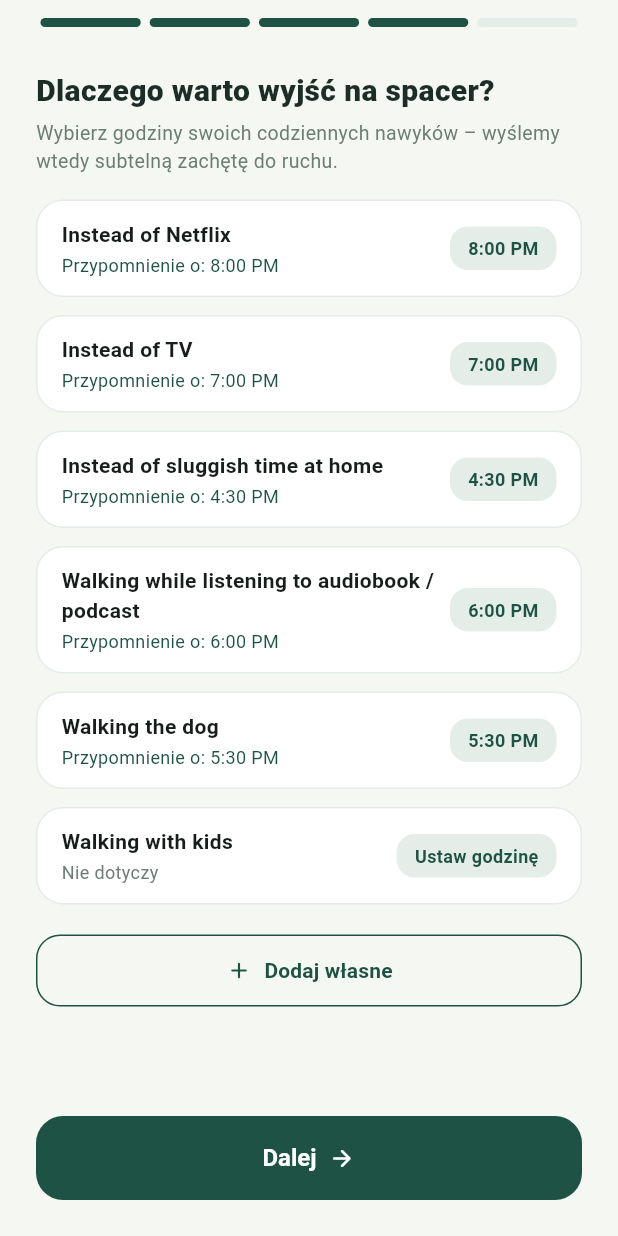
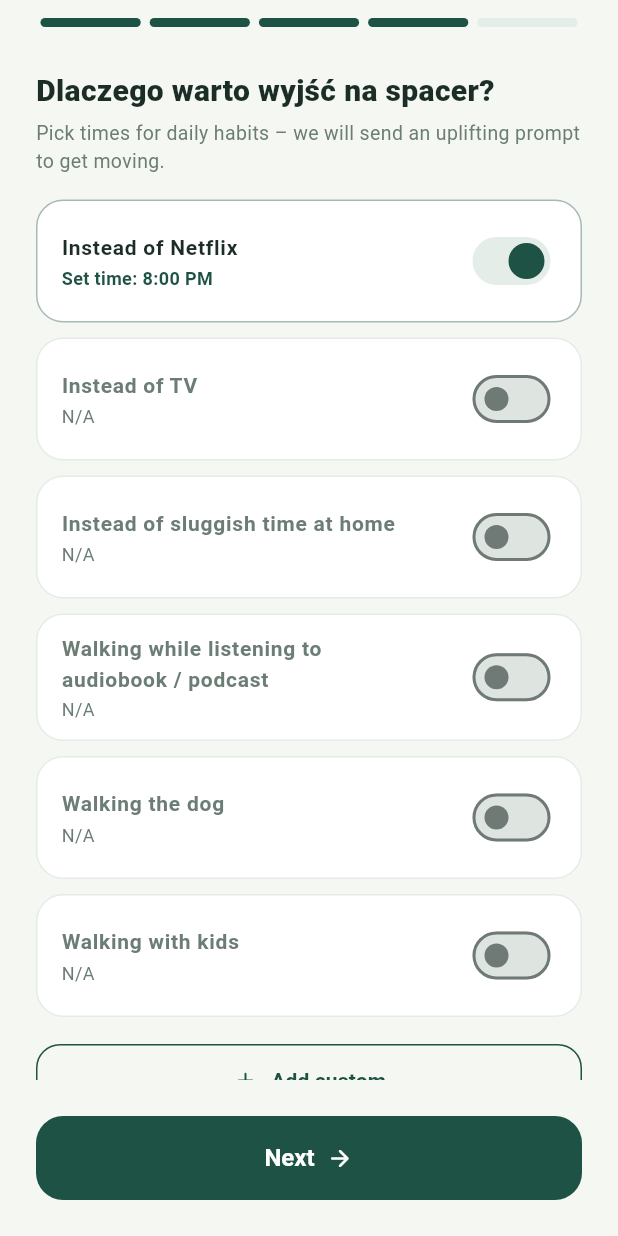
Before and after one commit to idawidmarys/capigo, a Flutter app: the screen it shows after launch, swiped to page 4, on a phone screen of 412 x 824 dp. Run offline on Flutter 3.47's test engine with Material 3 defaults, Android fonts, the phone set to English and light mode, and no system bars; our stand-ins replace device_preview, fl_chart, flutter_local_notifications, flutter_map, geolocator, image_picker and 5 more.

Commit message:
feat: onboarding habits step - toggle switch, only Netflix enabled by default

```diff
--- a/lib/screens/onboarding_screen.dart
+++ b/lib/screens/onboarding_screen.dart
@@ -31,7 +31,7 @@ class _OnboardingScreenState extends State<OnboardingScreen> {
   @override
   void initState() {
     super.initState();
-    _habits = HabitItem.defaultHabitsForMode(_selectedMode);
+    _habits = _defaultHabitsForOnboarding(_selectedMode);
   }
 
   @override
@@ -53,8 +53,25 @@ class _OnboardingScreenState extends State<OnboardingScreen> {
       _selectedMode = type;
       _weeklyGoalKm = type.defaultGoalKm;
       _maxGoalKm = type == ActivityType.bike ? 120.0 : 50.0;
-      _habits = HabitItem.defaultHabitsForMode(type);
+      _habits = _defaultHabitsForOnboarding(type);
     });
+  }
+
+  /// Returns habits with ONLY the first one (Netflix) enabled at its default time.
+  /// All other habits start disabled (no triggerTime) so user must opt in manually.
+  List<HabitItem> _defaultHabitsForOnboarding(ActivityType type) {
+    final all = HabitItem.defaultHabitsForMode(type);
+    return all.asMap().entries.map((e) {
+      final i = e.key;
+      final habit = e.value;
+      if (i == 0) {
+        // First habit: enabled with its default time (Netflix at 20:00)
+        return habit.copyWith(isEnabled: true);
+      } else {
+        // Rest: disabled, no time — user must opt in
+        return habit.copyWith(clearTime: true, isEnabled: false);
+      }
+    }).toList();
   }
 
   Future<void> _pickTimeForHabit(int index) async {
@@ -65,6 +82,11 @@ class _OnboardingScreenState extends State<OnboardingScreen> {
         _habits[index] = _habits[index].copyWith(triggerTime: picked, isEnabled: true);
       });
     }
+  }
+
+  /// Like [_pickTimeForHabit] but returns the picked time (used by Switch toggle).
+  Future<TimeOfDay?> _pickTimeForHabitReturn(int index, TimeOfDay initial) async {
+    return TimeInputDialog.show(context, initialTime: initial);
   }
 
   void _addCustomHabit() {
@@ -560,9 +582,9 @@ class _OnboardingScreenState extends State<OnboardingScreen> {
                 style: const TextStyle(fontSize: 20, fontWeight: FontWeight.w900, color: AppColors.textDark),
               ),
               const SizedBox(height: 4),
-              const Text(
-                'Wybierz godziny swoich codziennych nawyków – wyślemy wtedy subtelną zachętę do ruchu.',
-                style: TextStyle(fontSize: 13, color: AppColors.textSecondary),
+              Text(
+                LocalizationService.tr('habits_sub', lang),
+                style: const TextStyle(fontSize: 13, color: AppColors.textSecondary),
               ),
             ],
           ),
@@ -574,7 +596,7 @@ class _OnboardingScreenState extends State<OnboardingScreen> {
             itemCount: _habits.length + 1,
             itemBuilder: (context, index) {
               if (index == _habits.length) {
-                // Button to add custom
+                // "Add custom" button at bottom
                 return Padding(
                   padding: const EdgeInsets.symmetric(vertical: 8),
                   child: OutlinedButton.icon(
@@ -585,65 +607,74 @@ class _OnboardingScreenState extends State<OnboardingScreen> {
                       shape: RoundedRectangleBorder(borderRadius: BorderRadius.circular(16)),
                     ),
                     icon: const Icon(Icons.add_rounded, color: AppColors.forestGreen),
-                    label: const Text(
-                      'Dodaj własne',
-                      style: TextStyle(fontWeight: FontWeight.bold, color: AppColors.forestGreen),
+                    label: Text(
+                      LocalizationService.tr('add_custom_walk', lang),
+                      style: const TextStyle(fontWeight: FontWeight.bold, color: AppColors.forestGreen),
                     ),
                   ),
                 );
               }
 
               final habit = _habits[index];
+              final bool isEnabled = habit.isEnabled && habit.triggerTime != null;
+
               return Container(
-                margin: const EdgeInsets.only(bottom: 12),
-                padding: const EdgeInsets.symmetric(horizontal: 16, vertical: 12),
+                margin: const EdgeInsets.only(bottom: 10),
                 decoration: BoxDecoration(
                   color: Colors.white,
                   borderRadius: BorderRadius.circular(18),
-                  border: Border.all(color: AppColors.border),
-                ),
-                child: Row(
-                  children: [
-                    Expanded(
-                      child: Column(
-                        crossAxisAlignment: CrossAxisAlignment.start,
-                        children: [
-                          Text(
-                            habit.getLocalizedTitle(lang),
-                            style: const TextStyle(fontWeight: FontWeight.bold, fontSize: 14),
-                          ),
-                          const SizedBox(height: 2),
-                          Text(
-                            habit.triggerTime != null
-                                ? 'Przypomnienie o: ${habit.triggerTime!.format(context)}'
-                                : 'Nie dotyczy',
-                            style: TextStyle(
-                              fontSize: 12,
-                              color: habit.triggerTime != null ? AppColors.forestGreen : AppColors.textSecondary,
+                  border: Border.all(
+                    color: isEnabled ? AppColors.forestGreen.withValues(alpha: 0.4) : AppColors.border,
                   ),
                 ),
-                        ],
+                child: ListTile(
+                  contentPadding: const EdgeInsets.symmetric(horizontal: 16, vertical: 4),
+                  title: Text(
+                    habit.getLocalizedTitle(lang),
+                    style: TextStyle(
+                      fontWeight: FontWeight.bold,
+                      fontSize: 14,
+                      color: isEnabled ? AppColors.textDark : AppColors.textSecondary,
                     ),
                   ),
-                    GestureDetector(
+                  subtitle: isEnabled
+                      ? GestureDetector(
                           onTap: () => _pickTimeForHabit(index),
-                      child: Container(
-                        padding: const EdgeInsets.symmetric(horizontal: 12, vertical: 6),
-                        decoration: BoxDecoration(
-                          color: AppColors.softGreenTint,
-                          borderRadius: BorderRadius.circular(12),
-                        ),
                           child: Text(
-                          habit.triggerTime != null ? habit.triggerTime!.format(context) : 'Ustaw godzinę',
+                            '${LocalizationService.tr('set_hour', lang)}: ${habit.triggerTime!.format(context)}',
                             style: const TextStyle(
                               fontSize: 12,
+                              color: AppColors.forestGreen,
                               fontWeight: FontWeight.bold,
-                            color: AppColors.forestGreen,
                             ),
                           ),
+                        )
+                      : Text(
+                          LocalizationService.tr('not_applicable', lang),
+                          style: const TextStyle(fontSize: 12, color: AppColors.textSecondary),
                         ),
+                  trailing: Switch(
+                    value: isEnabled,
+                    activeThumbColor: AppColors.forestGreen,
+                    activeTrackColor: AppColors.softGreenTint,
+                    onChanged: (val) async {
+                      if (val) {
+                        // Turning ON: pick time first
+                        final initial = habit.triggerTime ?? const TimeOfDay(hour: 18, minute: 0);
+                        final picked = await _pickTimeForHabitReturn(index, initial);
+                        if (picked != null) {
+                          setState(() {
+                            _habits[index] = _habits[index].copyWith(triggerTime: picked, isEnabled: true);
+                          });
+                        }
+                      } else {
+                        // Turning OFF: clear time
+                        setState(() {
+                          _habits[index] = _habits[index].copyWith(clearTime: true, isEnabled: false);
+                        });
+                      }
+                    },
                   ),
-                  ],
                 ),
               );
             },
@@ -661,12 +692,13 @@ class _OnboardingScreenState extends State<OnboardingScreen> {
                 backgroundColor: AppColors.forestGreen,
                 shape: RoundedRectangleBorder(borderRadius: BorderRadius.circular(18)),
               ),
-              child: const Row(
+              child: Row(
                 mainAxisAlignment: MainAxisAlignment.center,
                 children: [
-                  Text('Dalej', style: TextStyle(fontSize: 16, fontWeight: FontWeight.bold, color: Colors.white)),
-                  SizedBox(width: 8),
-                  Icon(Icons.arrow_forward_rounded, color: Colors.white),
+                  Text(LocalizationService.tr('next', lang),
+                      style: const TextStyle(fontSize: 16, fontWeight: FontWeight.bold, color: Colors.white)),
+                  const SizedBox(width: 8),
+                  const Icon(Icons.arrow_forward_rounded, color: Colors.white),
                 ],
               ),
             ),
--- a/pubspec.yaml
+++ b/pubspec.yaml
@@ -16,7 +16,7 @@ publish_to: 'none' # Remove this line if you wish to publish to pub.dev
 # https://developer.apple.com/library/archive/documentation/General/Reference/InfoPlistKeyReference/Articles/CoreFoundationKeys.html
 # In Windows, build-name is used as the major, minor, and patch parts
 # of the product and file versions while build-number is used as the build suffix.
-version: 1.0.7+7
+version: 1.0.8+8
 
 environment:
   sdk: ^3.11.4
```
Lines whose indentation alone changed are shown as unchanged.
